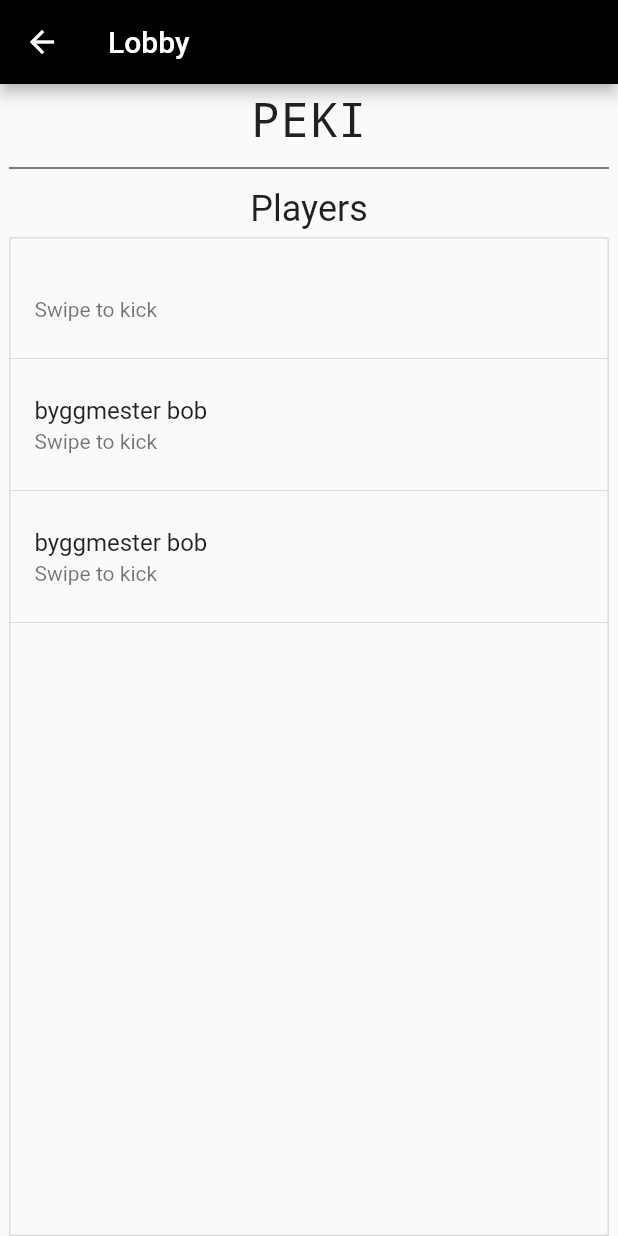
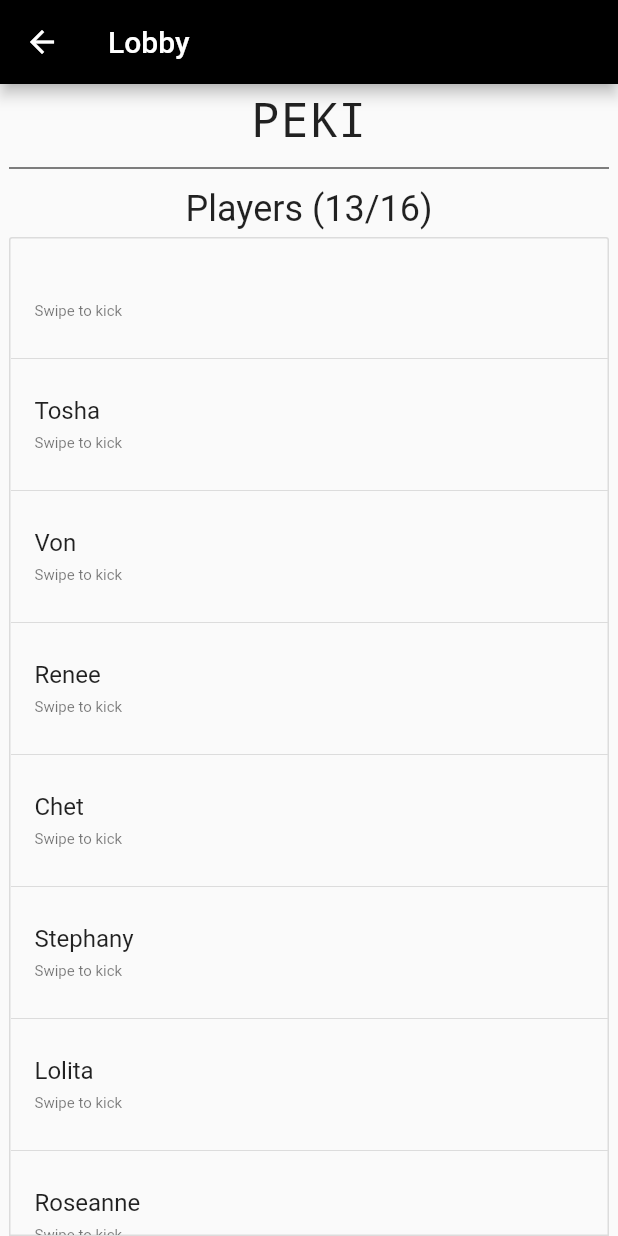
Before and after one commit to keviinngo/CardsAgainstProgrammers, a Flutter app: the LobbyScreen screen opened directly with empty values, on a phone screen of 412 x 824 dp. Run offline on Flutter 3.47's test engine with Material 2 defaults, Android fonts, the phone set to English and light mode, and no system bars.

Commit message:
Refactor and list current and maximum player count.

```diff
--- a/lib/screens/lobby.dart
+++ b/lib/screens/lobby.dart
@@ -19,6 +19,8 @@ class LobbyScreenState extends State<LobbyScreen> {
   final GlobalKey<FormState> formKey = GlobalKey<FormState>();
   final GlobalKey kickYourselfSnackbarKey = GlobalKey();
 
+  final int maxPlayers = 16;
+
   List<String> players = List<String>();
   String hostName;
 
@@ -28,8 +30,18 @@ class LobbyScreenState extends State<LobbyScreen> {
     hostName = widget.arguments['username'];
     players = [
       widget.arguments['username'],
-      'byggmester bob',
-      'byggmester bob',
+      'Tosha',
+      'Von',
+      'Renee',
+      'Chet',
+      'Stephany',
+      'Lolita',
+      'Roseanne',
+      'Delphia',
+      'Jacquline',
+      'Un',
+      'Martin',
+      'Simonne',
     ];
   }
 
@@ -69,6 +81,30 @@ class LobbyScreenState extends State<LobbyScreen> {
     );
   }
 
+  Widget buildItem(BuildContext context, int index) {
+    return Dismissible(
+      key: GlobalKey(),
+      background: Container(
+        color: Colors.red,
+      ),
+      onDismissed: (DismissDirection direction) {
+        setState((){
+          players.remove(players[index]);
+        });
+      },
+      confirmDismiss: (direction) async => confirmKick(context,index),
+      child: Column(
+        children: [
+          ListTile(
+            title: Text(players[index]),
+            subtitle: Text('Swipe to kick', style: TextStyle(fontSize: 10),),
+          ),
+          Divider(),
+        ]
+      )
+    );
+  }
+
   Widget buildPlayerList() {
     return Container(
       decoration: BoxDecoration(
@@ -82,27 +118,7 @@ class LobbyScreenState extends State<LobbyScreen> {
         shrinkWrap: false,
         scrollDirection: Axis.vertical,
         itemCount: players.length,
-        itemBuilder: (context, index) {
-          return Dismissible(
-            key: GlobalKey(),
-            background: Container(
-              color: Colors.red,
-            ),
-            onDismissed: (DismissDirection direction) {
-              players.removeAt(index);
-            },
-            confirmDismiss: (direction) async => confirmKick(context,index),
-            child: Column(
-              children: [
-                ListTile(
-                  title: Text(players[index]),
-                  subtitle: Text('Swipe to kick'),
-                ),
-                Divider(),
-              ]
-            )
-          );
-        },
+        itemBuilder: (context, index) => buildItem(context, index),
       ),
     );
   }
@@ -135,7 +151,7 @@ class LobbyScreenState extends State<LobbyScreen> {
               Padding(
                 padding: EdgeInsets.all(5),
                 child: Text(
-                  'Players',
+                  'Players (${players.length}/$maxPlayers)',
                   style:  TextStyle(
                     fontSize: 24,
                   ),
```
